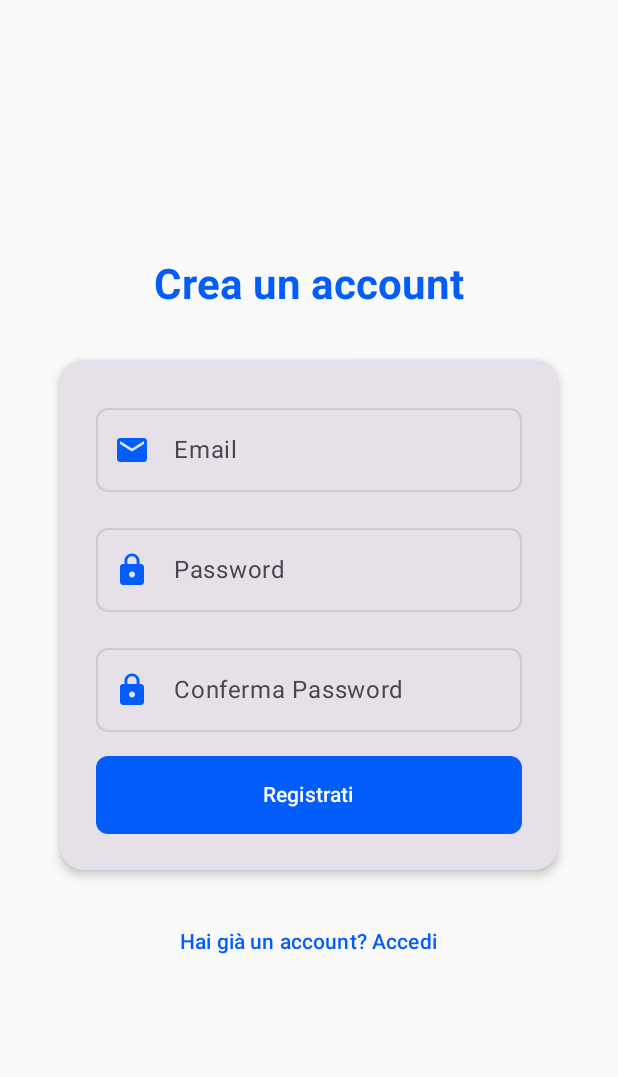
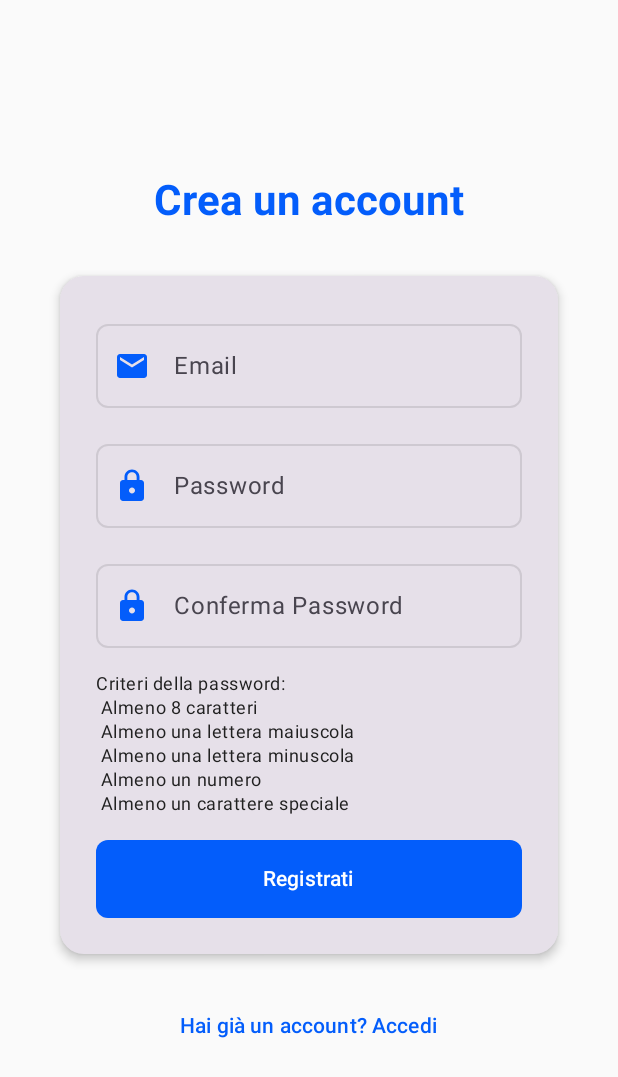
Before and after one commit to SPoretti/Voci-App, an Android app built with Jetpack Compose: the SignUpScreen screen opened through its navigation route, on a phone screen of 412 x 824 dp. Shown: the top 1077 px of the screen. Run offline under Robolectric (Android 15) with nearby library versions, the phone set to English and light mode, and no system bars; our stand-ins replace Firebase (no records; nobody signed in at launch, a user with empty details on screens opened directly).

Commit message:
Aggiunti requisiti password

```diff
--- a/app/src/main/java/com/example/vociapp/data/util/ExceptionHandler.kt
+++ b/app/src/main/java/com/example/vociapp/data/util/ExceptionHandler.kt
@@ -6,7 +6,6 @@ import com.google.firebase.auth.FirebaseAuthException
 
 class ExceptionHandler {
     fun handleAuthException(e: FirebaseAuthException): AuthResult {
-        Log.e("Auth", "Errore FirebaseAuthException: ${e.message}", e)
         return if (e.message?.contains("we have blocked all requests", ignoreCase = true) == true) {
             AuthResult.Failure("Limite di tentativi raggiunto, riprova più tardi")
         } else {
@@ -15,7 +14,6 @@ class ExceptionHandler {
     }
 
     fun handleGenericException(e: Exception): AuthResult {
-        Log.e("Auth", "Errore generico: ${e.message}", e)
         return if (e.message?.contains("we have blocked all requests", ignoreCase = true) == true) {
             AuthResult.Failure("Limite di tentativi raggiunto, riprova più tardi")
         } else {
--- a/app/src/main/java/com/example/vociapp/ui/screens/auth/SignUpScreen.kt
+++ b/app/src/main/java/com/example/vociapp/ui/screens/auth/SignUpScreen.kt
@@ -1,5 +1,6 @@
 package com.example.vociapp.ui.screens.auth
 
+import android.util.Log
 import androidx.compose.foundation.background
 import androidx.compose.foundation.layout.Arrangement
 import androidx.compose.foundation.layout.Box
@@ -33,7 +34,6 @@ import androidx.compose.ui.Modifier
 import androidx.compose.ui.text.font.FontWeight
 import androidx.compose.ui.unit.dp
 import androidx.navigation.NavHostController
-import com.example.vociapp.data.types.Volunteer
 import com.example.vociapp.di.LocalServiceLocator
 import com.example.vociapp.ui.components.AuthTextField
 import com.example.vociapp.ui.components.SnackbarManager
@@ -53,18 +53,16 @@ fun SignUpScreen(
     var isSigningUp by remember { mutableStateOf(false) }
     val serviceLocator = LocalServiceLocator.current
     val authViewModel = serviceLocator.getAuthViewModel()
-    val volunteerViewModel = serviceLocator.getVolunteerViewModel()
     var showSnackbar by remember { mutableStateOf(false) }
 
     LaunchedEffect(isSigningUp) {
         if (isSigningUp) {
             val result = authViewModel.createUserWithEmailAndPassword(email, password)
             if (result is AuthResult.Failure) {
+                Log.e("SignUpScreen", "SignUp failed: $result")
                 errorMessage = result.message
                 showSnackbar = true
             } else {
-                val volunteer = Volunteer("", "", "", "", "", email)
-                volunteerViewModel.addVolunteer(volunteer)
                 authViewModel.sendVerificationEmail()
                 navController.navigate(Screens.EmailVerification.route) {
                     popUpTo(Screens.SignUp.route) { inclusive = true }
@@ -116,33 +114,6 @@ fun SignUpScreen(
                                 .padding(24.dp),
                             verticalArrangement = Arrangement.spacedBy(16.dp)
                         ) {
-//                        AuthTextField(
-//                            value = name,
-//                            onValueChange = { name = it },
-//                            label = "Nome",
-//                            icon = Icons.Default.PersonOutline
-//                        )
-//
-//                        AuthTextField(
-//                            value = surname,
-//                            onValueChange = { surname = it },
-//                            label = "Cognome",
-//                            icon = Icons.Default.PersonOutline
-//                        )
-//
-//                        AuthTextField(
-//                            value = nickname,
-//                            onValueChange = { nickname = it },
-//                            label = "Nickname",
-//                            icon = Icons.Default.PersonOutline
-//                        )
-//
-//                        AuthTextField(
-//                            value = phoneNumber,
-//                            onValueChange = { phoneNumber = it },
-//                            label = "Numero di telefono",
-//                            icon = Icons.Default.Phone
-//                        )
 
                             AuthTextField(
                                 value = email,
@@ -165,6 +136,16 @@ fun SignUpScreen(
                                 label = "Conferma Password",
                                 icon = Icons.Default.Lock,
                                 isPassword = true
+                            )
+
+                            Text(
+                                text = "Criteri della password:" +
+                                        "\n Almeno 8 caratteri" +
+                                        "\n Almeno una lettera maiuscola" +
+                                        "\n Almeno una lettera minuscola" +
+                                        "\n Almeno un numero" +
+                                        "\n Almeno un carattere speciale",
+                                style = MaterialTheme.typography.bodySmall
                             )
 
                             Button(
```
Also changed, not shown: app/src/main/java/com/example/vociapp/ui/viewmodels/AuthViewModel.kt (+12 -2 lines).
